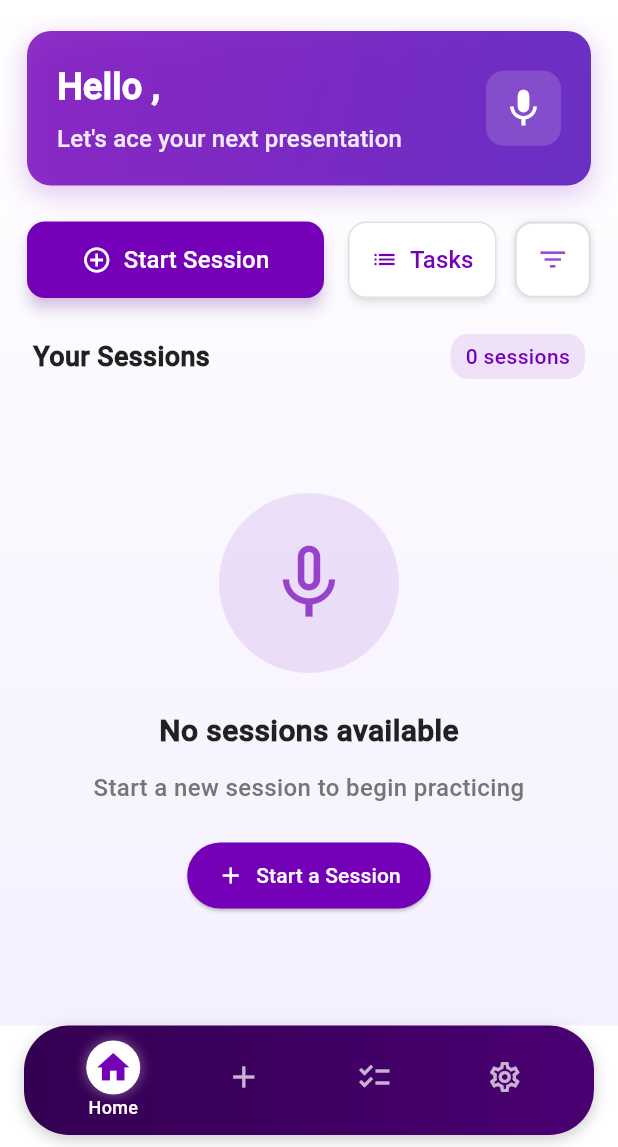
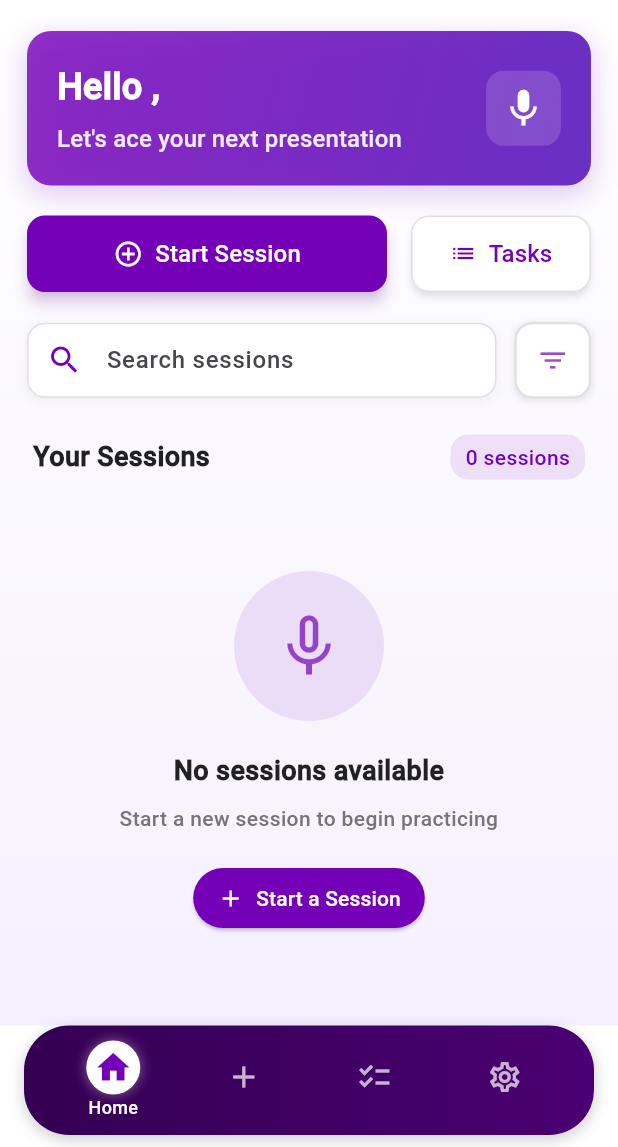
Before and after one commit to Chamod07/Presently, a Flutter app: the HomePage screen opened by its route, on a phone screen of 412 x 824 dp, the part 89-1236 px from its top. Run offline on Flutter 3.47's test engine with Material 3 defaults, Android fonts, the phone set to English and light mode, and no system bars; our stand-ins replace camera, fl_chart, flutter_settings_screens, google_sign_in, image_picker, supabase_flutter; missing offline and left inert: google_mlkit_commons, google_mlkit_pose_detection; accounts and stored records are empty.

Commit message:
Add search functionality and improve empty state UI in home page

```diff
--- a/frontend/flutter_app/lib/components/dashboard/home_page.dart
+++ b/frontend/flutter_app/lib/components/dashboard/home_page.dart
@@ -18,6 +18,9 @@ class _HomePageState extends State<HomePage> {
   String? avatarUrl;
   bool isLoading = true;
   bool showFavoritesOnly = false;
+  String searchQuery = ''; // Add search query state variable
+  final TextEditingController searchController =
+      TextEditingController(); // Controller for search field
 
   @override
   void initState() {
@@ -25,6 +28,12 @@ class _HomePageState extends State<HomePage> {
     Provider.of<SessionProvider>(context, listen: false)
         .loadSessionsFromSupabase();
     _loadHomePageData();
+  }
+
+  @override
+  void dispose() {
+    searchController.dispose(); // Dispose controller when widget is disposed
+    super.dispose();
   }
 
   Future<void> _loadHomePageData() async {
@@ -243,9 +252,9 @@ class _HomePageState extends State<HomePage> {
                   ],
                 ),
               ),
-              SizedBox(height: 24.0),
+              SizedBox(height: 20.0),
 
-              // Action buttons row with improved styling
+              // Action buttons row with improved styling (Filter button removed)
               Row(
                 children: [
                   // Start Session button with shadow and improved styling - fixed icon visibility
@@ -316,10 +325,62 @@ class _HomePageState extends State<HomePage> {
                       ),
                     ),
                   ),
+                ],
+              ),
+
+              SizedBox(height: 20.0),
+
+              // Search Bar with Filter Button - MOVED to here after action buttons
+              Row(
+                children: [
+                  // Search Bar
+                  Expanded(
+                    child: Container(
+                      decoration: BoxDecoration(
+                        color: Colors.white,
+                        borderRadius: BorderRadius.circular(12),
+                        border: Border.all(color: Color(0xFFE0E0E0)),
+                        boxShadow: [
+                          BoxShadow(
+                            color: Colors.grey.withOpacity(0.1),
+                            spreadRadius: 1,
+                            blurRadius: 4,
+                            offset: Offset(0, 2),
+                          ),
+                        ],
+                      ),
+                      child: TextField(
+                        controller: searchController,
+                        onChanged: (value) {
+                          setState(() {
+                            searchQuery = value;
+                          });
+                        },
+                        decoration: InputDecoration(
+                          hintText: 'Search sessions',
+                          prefixIcon:
+                              Icon(Icons.search, color: Color(0xFF7400B8)),
+                          suffixIcon: searchQuery.isNotEmpty
+                              ? IconButton(
+                                  icon: Icon(Icons.clear, color: Colors.grey),
+                                  onPressed: () {
+                                    searchController.clear();
+                                    setState(() {
+                                      searchQuery = '';
+                                    });
+                                  },
+                                )
+                              : null,
+                          border: InputBorder.none,
+                          contentPadding: EdgeInsets.symmetric(vertical: 12),
+                        ),
+                      ),
+                    ),
+                  ),
 
                   SizedBox(width: 12),
 
-                  // Filter button with improved styling
+                  // Filter/Bookmark button
                   Container(
                     decoration: BoxDecoration(
                       color: showFavoritesOnly
@@ -373,6 +434,8 @@ class _HomePageState extends State<HomePage> {
                     Text(
                       showFavoritesOnly
                           ? 'Bookmarked Sessions'
+                          : searchQuery.isNotEmpty
+                              ? 'Search Results'
                               : 'Your Sessions',
                       style: TextStyle(
                         fontSize: 18,
@@ -382,11 +445,12 @@ class _HomePageState extends State<HomePage> {
                     ),
                     Consumer<SessionProvider>(
                       builder: (context, provider, _) {
-                        final sessionCount = showFavoritesOnly
-                            ? provider
-                                .getFilteredSessions(favoritesOnly: true)
-                                .length
-                            : provider.sessions.length;
+                        final sessionCount = provider
+                            .getFilteredSessions(
+                              favoritesOnly: showFavoritesOnly,
+                              searchQuery: searchQuery,
+                            )
+                            .length;
                         return Container(
                           padding:
                               EdgeInsets.symmetric(horizontal: 10, vertical: 5),
@@ -418,6 +482,7 @@ class _HomePageState extends State<HomePage> {
                     final filteredSessions =
                         sessionProvider.getFilteredSessions(
                       favoritesOnly: showFavoritesOnly,
+                      searchQuery: searchQuery,
                     );
 
                     // Sessions are now ordered by creation date from the provider
@@ -467,46 +532,62 @@ class _HomePageState extends State<HomePage> {
 
   Widget _buildEmptyState() {
     return Center(
+      child: SingleChildScrollView(
+        // Wrap with SingleChildScrollView to handle overflow
+        child: Padding(
+          padding: const EdgeInsets.symmetric(vertical: 16.0),
           child: Column(
             mainAxisSize: MainAxisSize.min,
             children: [
               Container(
-            width: 120,
-            height: 120,
+                width: 100, // Reduced size for better fit
+                height: 100, // Reduced size for better fit
                 decoration: BoxDecoration(
                   color: Color(0xFF7400B8).withOpacity(0.1),
                   shape: BoxShape.circle,
                 ),
                 child: Icon(
-              showFavoritesOnly ? Icons.bookmark_border : Icons.mic_none,
-              size: 60,
+                  searchQuery.isNotEmpty
+                      ? Icons.search_off
+                      : showFavoritesOnly
+                          ? Icons.bookmark_border
+                          : Icons.mic_none,
+                  size: 50, // Slightly smaller icon
                   color: Color(0xFF7400B8).withOpacity(0.7),
                 ),
               ),
-          SizedBox(height: 24),
+              SizedBox(height: 20), // Reduced spacing
               Text(
-            showFavoritesOnly
+                searchQuery.isNotEmpty
+                    ? 'No matching sessions'
+                    : (showFavoritesOnly
                         ? 'No bookmarked sessions'
-                : 'No sessions available',
+                        : 'No sessions available'),
+                textAlign: TextAlign.center,
                 style: TextStyle(
-              fontSize: 20,
+                  fontSize: 18, // Slightly smaller font
                   fontWeight: FontWeight.bold,
                   color: Colors.black87,
                 ),
               ),
-          SizedBox(height: 12),
-          Text(
-            showFavoritesOnly
+              SizedBox(height: 10), // Reduced spacing
+              Padding(
+                padding: const EdgeInsets.symmetric(horizontal: 20.0),
+                child: Text(
+                  searchQuery.isNotEmpty
+                      ? 'Try adjusting your search terms'
+                      : (showFavoritesOnly
                           ? 'Bookmark sessions to find them quickly'
-                : 'Start a new session to begin practicing',
+                          : 'Start a new session to begin practicing'),
                   textAlign: TextAlign.center,
                   style: TextStyle(
-              fontSize: 16,
+                    fontSize: 14, // Slightly smaller font
                     color: Colors.grey[600],
-              height: 1.4,
+                    height: 1.3,
                   ),
                 ),
-          SizedBox(height: 24),
+              ),
+              SizedBox(height: 20), // Reduced spacing
               if (!showFavoritesOnly)
                 ElevatedButton.icon(
                   onPressed: () {
@@ -516,15 +597,18 @@ class _HomePageState extends State<HomePage> {
                     backgroundColor: Color(0xFF7400B8),
                     foregroundColor: Colors.white,
                     iconColor: Colors.white,
-                padding: EdgeInsets.symmetric(horizontal: 20, vertical: 12),
+                    padding: EdgeInsets.symmetric(
+                        horizontal: 16, vertical: 10), // Smaller padding
                     shape: RoundedRectangleBorder(
                       borderRadius: BorderRadius.circular(30),
                     ),
                   ),
-              icon: Icon(Icons.add),
+                  icon: Icon(Icons.add, size: 18), // Smaller icon
                   label: Text('Start a Session'),
                 ),
             ],
+          ),
+        ),
       ),
     );
   }
```
Lines whose indentation alone changed are shown as unchanged.
